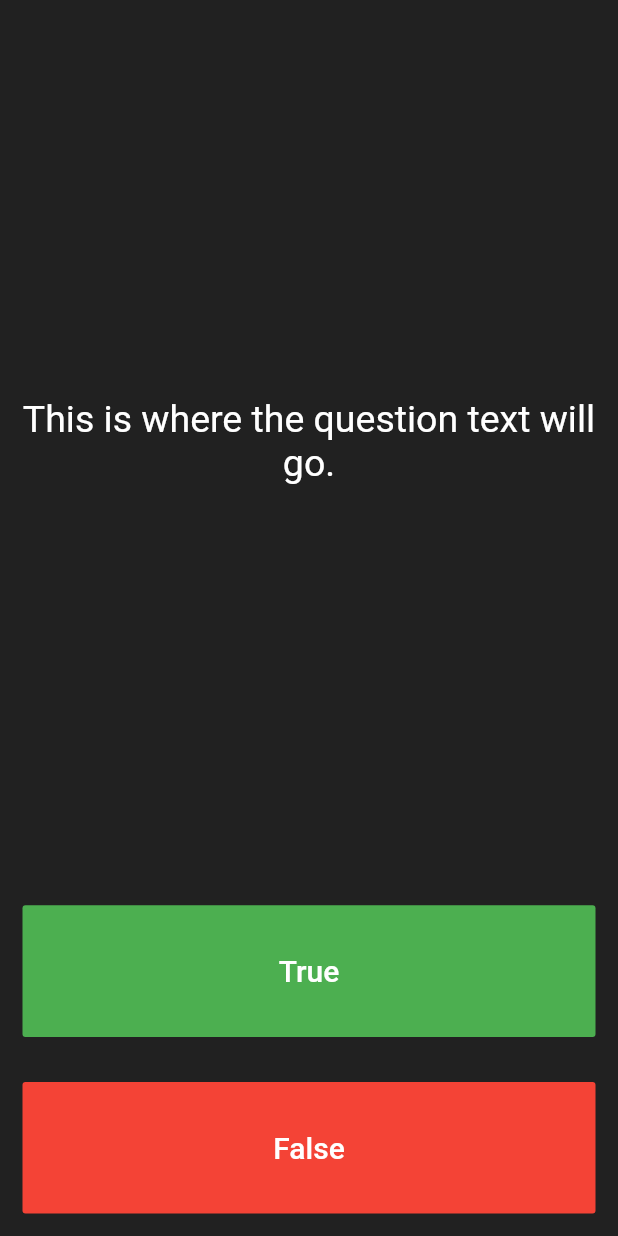
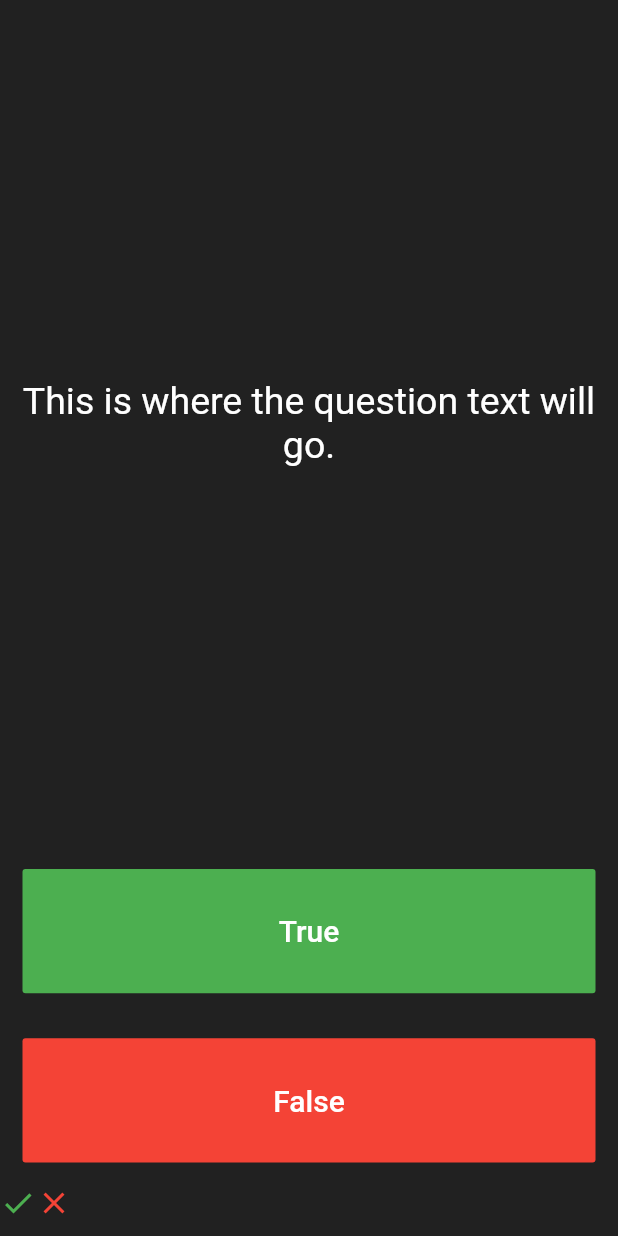
Before and after one commit to aximilli1212/flutter-googles, a Flutter app: the screen it shows after launch, on a phone screen of 412 x 824 dp. Run offline on Flutter 3.47's test engine with Material 2 defaults, Android fonts, the light colour scheme and no system bars; our stand-ins replace audioplayers.

Commit message:
Add ScoreKeeper Icons and widget

```diff
--- a/quizzler/lib/main.dart
+++ b/quizzler/lib/main.dart
@@ -83,6 +83,23 @@ class _QuizPageState extends State<QuizPage> {
             ),
           ),
         ),
+        //TODO: Add a Row here as your score keeper
+        Row(
+          children: <Widget>[
+            Icon(
+              Icons.check,
+              color: Colors.green,
+            ),
+            Icon(
+              Icons.close,
+              color: Colors.red,
+            )
+
+          ],
+        ),
+    SizedBox(
+         height: 10.0,
+    )
       ],
 
     );
```
